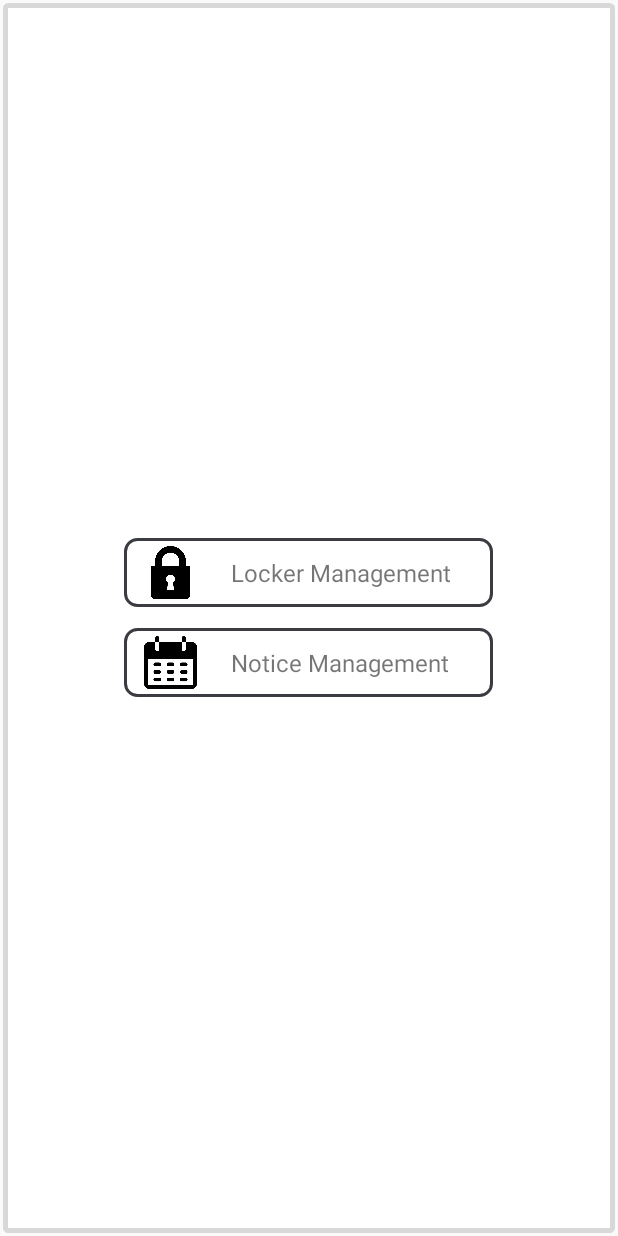
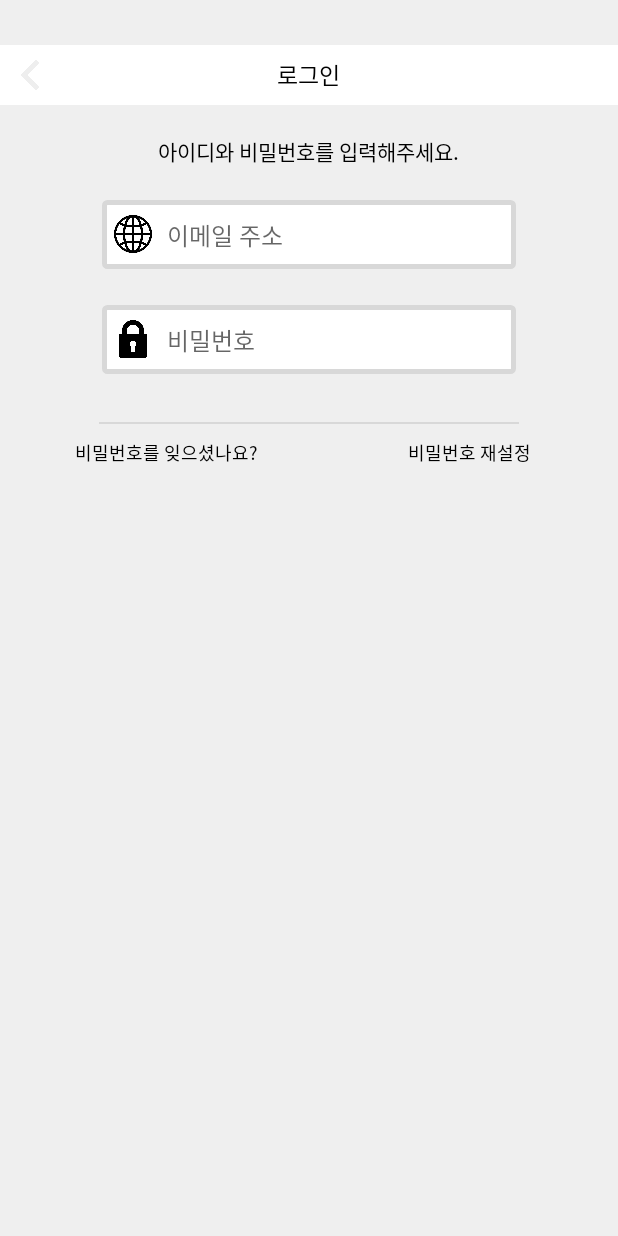
Before and after one commit to tmdngk0314/ProjectNam, an Android app: the screen it shows after launch (MainActivity), on a phone screen of 412 x 824 dp. Run offline under Robolectric (Android 15) with nearby library versions, the phone set to English and light mode, and no system bars.

Commit message:
메인화면 디자인 변경

```diff
--- a/app/src/main/res/layout/activity_main.xml
+++ b/app/src/main/res/layout/activity_main.xml
@@ -1,72 +1,130 @@
 <?xml version="1.0" encoding="utf-8"?>
 <RelativeLayout xmlns:android="http://schemas.android.com/apk/res/android"
-    xmlns:app="http://schemas.android.com/apk/res-auto"
-    xmlns:tools="http://schemas.android.com/tools"
     android:layout_width="match_parent"
     android:layout_height="match_parent"
-    tools:context=".MainActivity"
-    android:background="@drawable/border_gray"
-    >
+    android:background="#efefef">
 
     <RelativeLayout
+        android:id="@+id/firstRela"
+        android:layout_width="match_parent"
+        android:layout_height="40dp"
+        android:layout_marginTop="30dp"
+        android:background="#ffffff">
+
+        <ImageButton
+            android:layout_width="20dp"
+            android:layout_height="20dp"
+            android:layout_centerVertical="true"
+            android:layout_marginLeft="10dp"
+            android:background="@drawable/left_arrow" />
+
+        <TextView
+            android:layout_width="wrap_content"
+            android:layout_height="wrap_content"
+            android:layout_centerInParent="true"
+            android:text="로그인"
+            android:textSize="15dp"
+            android:textColor="#000000"/>
+    </RelativeLayout>
+
+    <TextView
+        android:id="@+id/text1"
         android:layout_width="wrap_content"
         android:layout_height="wrap_content"
+        android:layout_below="@+id/firstRela"
         android:layout_centerHorizontal="true"
-        android:layout_centerVertical="true">
+        android:layout_marginTop="20dp"
+        android:text="아이디와 비밀번호를 입력해주세요."
+        android:textSize="14dp"
+        android:textColor="#000000"/>
 
     <RelativeLayout
-        android:layout_width="250dp"
+        android:layout_width="280dp"
         android:layout_height="50dp"
+        android:background="@drawable/border_gray"
+        android:layout_below="@+id/text1"
         android:layout_centerHorizontal="true"
-        android:id="@+id/LockerM"
-        android:padding="5dp"
-        android:background="@drawable/border_black"
-       >
-
+        android:layout_marginTop="20dp"
+        android:id="@+id/ReEmail">
         <ImageView
-            android:id="@+id/PasswordImage1"
-            android:layout_width="35dp"
-            android:layout_height="35dp"
+            android:layout_width="25dp"
+            android:layout_height="25dp"
+            android:background="@drawable/globalization"
             android:layout_centerVertical="true"
             android:layout_marginLeft="10dp"
-            android:background="@drawable/password" />
-        <TextView
-            android:layout_width="180dp"
-            android:layout_height="35dp"
-            android:layout_marginLeft="5dp"
+            android:id="@+id/globalImage"/>
+
+        <EditText
+            android:layout_width="220dp"
+            android:layout_height="50dp"
+            android:layout_marginLeft="10dp"
+            android:layout_marginTop="1dp"
+            android:layout_toRightOf="@+id/globalImage"
+            android:background="@android:color/transparent"
+            android:hint="이메일 주소"
+            android:textSize="16dp" />
+    </RelativeLayout>
+
+    <RelativeLayout
+        android:layout_width="280dp"
+        android:layout_height="50dp"
+        android:background="@drawable/border_gray"
+        android:layout_below="@+id/ReEmail"
+        android:layout_centerHorizontal="true"
+        android:layout_marginTop="20dp"
+        android:id="@+id/RePass">
+        <ImageView
+            android:layout_width="25dp"
+            android:layout_height="25dp"
+            android:background="@drawable/password"
             android:layout_centerVertical="true"
-            android:gravity="center"
-            android:layout_toRightOf="@+id/PasswordImage1"
-            android:text="Locker Management"
-            android:textSize="16dp"/>
+            android:layout_marginLeft="10dp"
+            android:id="@+id/passwordImage"/>
+
+        <EditText
+            android:layout_width="220dp"
+            android:layout_height="50dp"
+            android:layout_marginLeft="10dp"
+            android:layout_marginTop="1dp"
+            android:layout_toRightOf="@+id/passwordImage"
+            android:background="@android:color/transparent"
+            android:hint="비밀번호"
+            android:textSize="16dp" />  <!--edittext 밑줄제거 background-->
     </RelativeLayout>
-        <RelativeLayout
-            android:layout_width="250dp"
-            android:layout_height="50dp"
-            android:layout_centerHorizontal="true"
-            android:id="@+id/NoticeM"
-            android:padding="5dp"
-            android:background="@drawable/border_black"
-            android:layout_below="@+id/LockerM"
-            android:layout_marginTop="10dp"
-            >
 
-            <ImageView
-                android:id="@+id/NoticeImage"
-                android:layout_width="35dp"
-                android:layout_height="35dp"
-                android:layout_centerVertical="true"
-                android:layout_marginLeft="10dp"
-                android:background="@drawable/notice" />
-            <TextView
-                android:layout_width="180dp"
-                android:layout_height="35dp"
-                android:layout_marginLeft="5dp"
-                android:layout_centerVertical="true"
-                android:gravity="center"
-                android:layout_toRightOf="@+id/NoticeImage"
-                android:text="Notice Management"
-                android:textSize="16dp"/>
-        </RelativeLayout>
+    <LinearLayout
+        android:layout_width="280dp"
+        android:layout_height="1dp"
+        android:layout_below="@+id/RePass"
+        android:background="#d8d8d8"
+        android:layout_centerHorizontal="true"
+        android:layout_marginTop="30dp"
+        android:id="@+id/Gubunsun"
+        android:orientation="vertical"></LinearLayout>
+
+    <TextView
+        android:id="@+id/textpass"
+        android:layout_width="wrap_content"
+        android:layout_height="wrap_content"
+        android:layout_below="@+id/Gubunsun"
+        android:layout_marginLeft="50dp"
+        android:layout_marginTop="10dp"
+        android:text="비밀번호를 잊으셨나요?"
+        android:textColor="#000000"
+        android:textSize="12dp" />
+
+    <TextView
+        android:layout_width="wrap_content"
+        android:layout_height="wrap_content"
+        android:layout_below="@+id/Gubunsun"
+        android:layout_marginLeft="100dp"
+        android:layout_marginTop="10dp"
+        android:layout_toRightOf="@+id/textpass"
+        android:text="비밀번호 재설정"
+        android:textColor="#000000"
+        android:textSize="12dp" />
+
+
+
+
 </RelativeLayout>
-</RelativeLayout>
```
